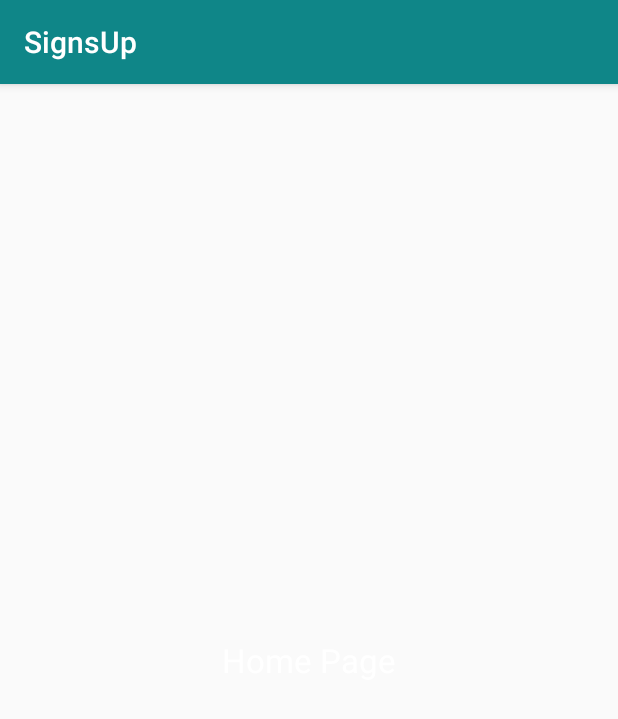
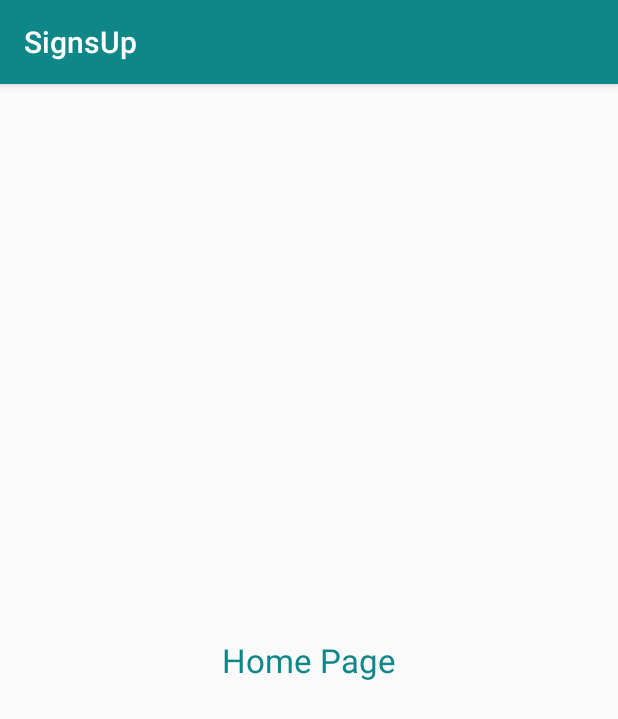
Before and after one commit to supermavster/cittis-signsup, an Android app: the screen it shows after launch (MainActivity), on a phone screen of 412 x 824 dp. Shown: the top 719 px of the screen. Run offline under Robolectric (Android 15) with nearby library versions, the phone set to English and light mode, and no system bars.

Commit message:
[Fix] Splash

```diff
--- a/app/src/main/res/layout/activity_main.xml
+++ b/app/src/main/res/layout/activity_main.xml
@@ -9,7 +9,7 @@
             android:textSize="22dp"
             android:layout_centerInParent="true"
             android:text="Home Page"
-            android:textColor="#fff"
+            android:textColor="@color/colorPrimary"
             android:layout_width="wrap_content"
             android:layout_height="wrap_content" />
 
--- a/app/src/main/res/layout/activity_splash_screen.xml
+++ b/app/src/main/res/layout/activity_splash_screen.xml
@@ -7,9 +7,9 @@
 
     <ImageView
             android:id="@+id/image"
-            android:src="@drawable/ic_launcher_background"
-            android:layout_width="100dp"
-            android:layout_height="100dp"
+            android:src="@drawable/logo"
+            android:layout_width="wrap_content"
+            android:layout_height="wrap_content"
             android:layout_centerInParent="true"
     />
     <TextView
```
